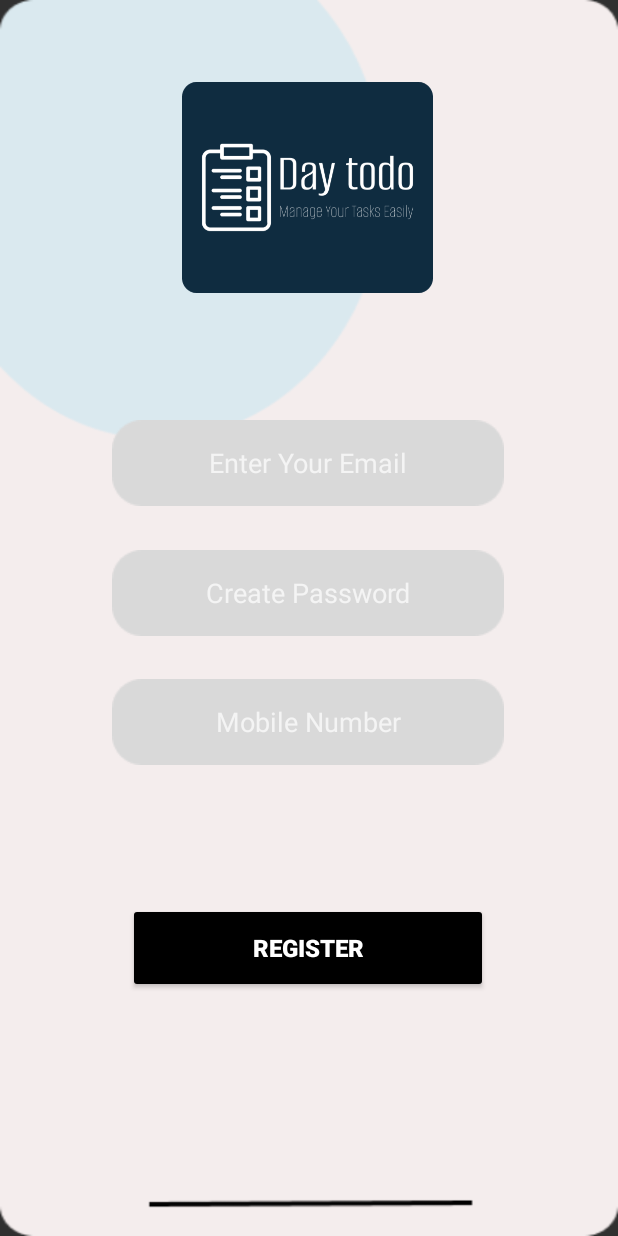
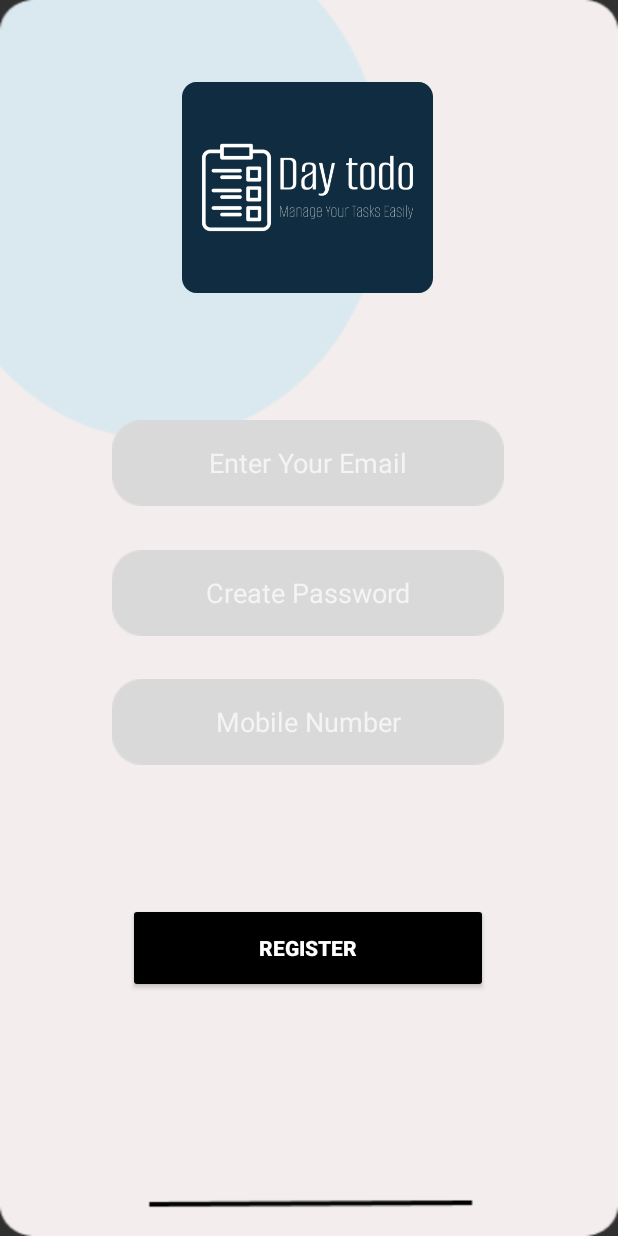
Before and after one commit to RoshaniPalihawadana/ToDoApp, an Android app: the screen it shows after launch (Signup), after a tap on "Create New Account", on a phone screen of 412 x 824 dp. Run offline under Robolectric (Android 15) with nearby library versions, the phone set to English and light mode, and no system bars; our stand-ins replace Firebase (no records; nobody signed in at launch, a user with empty details on screens opened directly); 1 other tap on this screen came first.

Commit message:
butn text size

```diff
--- a/app/src/main/res/layout/activity_signup.xml
+++ b/app/src/main/res/layout/activity_signup.xml
@@ -17,7 +17,7 @@
         android:text="Register"
         android:textAlignment="center"
         android:textColor="@color/white"
-        android:textSize="16sp"
+        android:textSize="14dp"
         android:textStyle="bold"
         app:layout_constraintBottom_toBottomOf="parent"
         app:layout_constraintEnd_toEndOf="parent"
```
